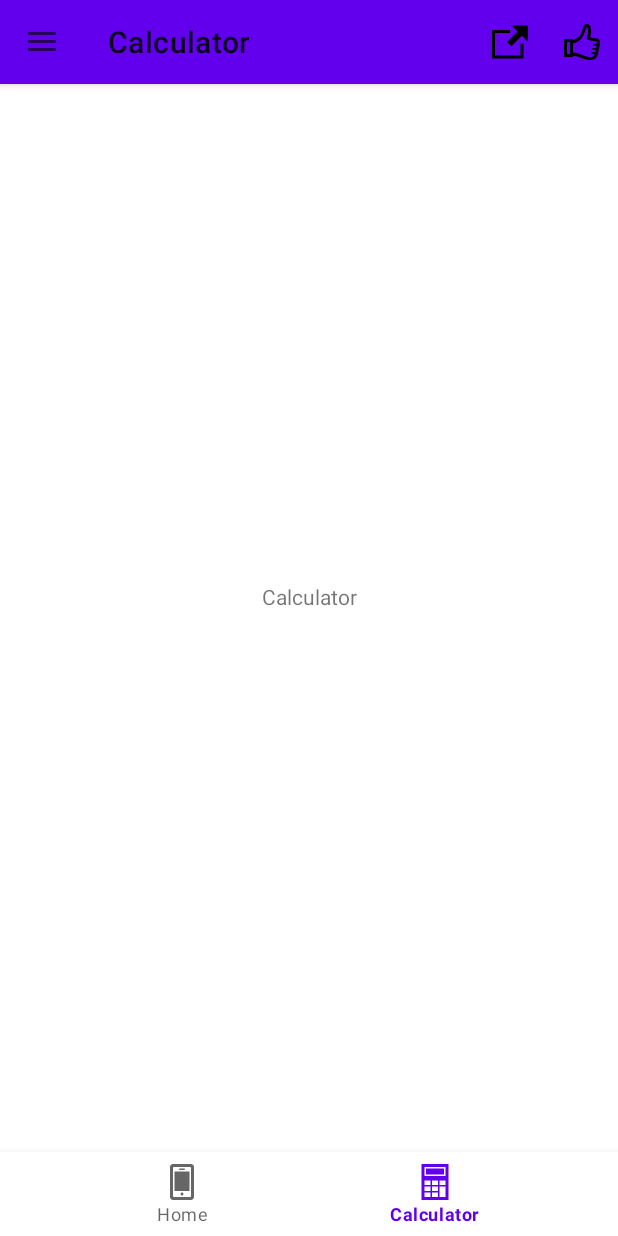
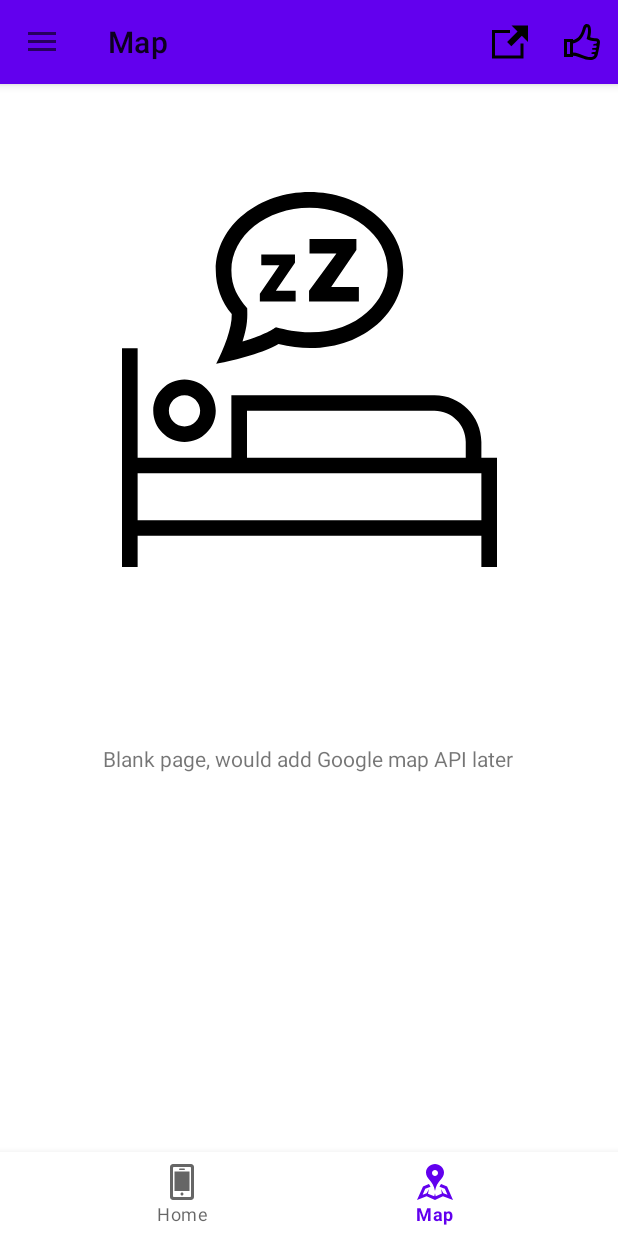
Before and after one commit to JerryFhuurr/PepaPig, an Android app: the screen it shows after launch (MainActivity), item 2 of the bottom bar chosen, on a phone screen of 412 x 824 dp. Run offline under Robolectric (Android 15) with nearby library versions, the phone set to English and light mode, and no system bars; our stand-ins replace navigation-ui.

Commit message:
add map(second page for bottom navbar) and add func for About

```diff
--- a/app/build.gradle
+++ b/app/build.gradle
@@ -1,5 +1,6 @@
 plugins {
     id 'com.android.application'
+    id 'com.google.android.libraries.mapsplatform.secrets-gradle-plugin'
 }
 
 android {
@@ -37,6 +38,7 @@ dependencies {
     implementation 'androidx.legacy:legacy-support-v4:1.0.0'
     implementation 'androidx.recyclerview:recyclerview:1.2.1'
     implementation 'androidx.preference:preference:1.1.1'
+    implementation 'com.google.android.gms:play-services-maps:17.0.1'
     testImplementation 'junit:junit:4.13.2'
     androidTestImplementation 'androidx.test.ext:junit:1.1.3'
     androidTestImplementation 'androidx.test.espresso:espresso-core:3.4.0'
--- a/app/src/main/AndroidManifest.xml
+++ b/app/src/main/AndroidManifest.xml
@@ -11,7 +11,8 @@
         android:theme="@style/Theme.PepaPig">
         <activity
             android:name=".MainActivity"
-            android:exported="true">
+            android:exported="true"
+            android:screenOrientation="portrait">
             <intent-filter>
                 <action android:name="android.intent.action.MAIN" />
 
--- a/app/src/main/java/com/and/pepapig/Calculator.java
+++ /dev/null
@@ -1,18 +0,0 @@
-package com.and.pepapig;
-
-import android.os.Bundle;
-import android.view.LayoutInflater;
-import android.view.View;
-import android.view.ViewGroup;
-
-import androidx.annotation.NonNull;
-import androidx.fragment.app.Fragment;
-
-public class Calculator extends Fragment {
-
-    public View onCreateView(@NonNull LayoutInflater inflater, ViewGroup container, Bundle savedInstanceState) {
-        return inflater.inflate(R.layout.activity_calculator, container, false);
-    }
-
-    //TODO 添加计算器功能代码
-}
--- a/app/src/main/java/com/and/pepapig/MainActivity.java
+++ b/app/src/main/java/com/and/pepapig/MainActivity.java
@@ -47,7 +47,7 @@ public class MainActivity extends AppCompatActivity {
         navController = Navigation.findNavController(this, R.id.nav_host_fragment);
         setSupportActionBar(toolbar);
 
-        configuration = new AppBarConfiguration.Builder(R.id.nav_home, R.id.nav_bottom_calPage)
+        configuration = new AppBarConfiguration.Builder(R.id.nav_home, R.id.nav_bottom_mapPage)
                 .setOpenableLayout(drawerLayout).build();
 
         NavigationUI.setupActionBarWithNavController(this, navController, configuration);
@@ -59,7 +59,7 @@ public class MainActivity extends AppCompatActivity {
     private void setBottomNavigationView() {
         navController.addOnDestinationChangedListener((controller, destination, arguments) -> {
             final int id = destination.getId();
-            if (id == R.id.nav_home || id == R.id.nav_bottom_calPage) {
+            if (id == R.id.nav_home || id == R.id.nav_bottom_mapPage) {
                 bottomNavigationView.setVisibility(View.VISIBLE);
             } else {
                 bottomNavigationView.setVisibility(View.GONE);
--- /dev/null
+++ b/app/src/main/java/com/and/pepapig/MapsFragment.java
@@ -0,0 +1,23 @@
+package com.and.pepapig;
+
+import android.os.Bundle;
+
+import androidx.fragment.app.Fragment;
+
+import android.view.LayoutInflater;
+import android.view.View;
+import android.view.ViewGroup;
+
+public class MapsFragment extends Fragment {
+
+    public MapsFragment() {
+        // Required empty public constructor
+    }
+
+    @Override
+    public View onCreateView(LayoutInflater inflater, ViewGroup container,
+                             Bundle savedInstanceState) {
+        // Inflate the layout for this fragment
+        return inflater.inflate(R.layout.fragment_maps, container, false);
+    }
+}
--- a/app/src/main/res/layout/activity_calculator.xml
+++ /dev/null
@@ -1,18 +0,0 @@
-<?xml version="1.0" encoding="utf-8"?>
-<androidx.constraintlayout.widget.ConstraintLayout xmlns:android="http://schemas.android.com/apk/res/android"
-    xmlns:app="http://schemas.android.com/apk/res-auto"
-    xmlns:tools="http://schemas.android.com/tools"
-    android:layout_width="match_parent"
-    android:layout_height="match_parent"
-    tools:context=".Calculator">
-
-    <TextView
-        android:id="@+id/textView2"
-        android:layout_width="wrap_content"
-        android:layout_height="wrap_content"
-        android:layout_marginTop="332dp"
-        android:text="Calculator"
-        app:layout_constraintEnd_toEndOf="parent"
-        app:layout_constraintStart_toStartOf="parent"
-        app:layout_constraintTop_toTopOf="parent" />
-</androidx.constraintlayout.widget.ConstraintLayout>
--- a/app/src/main/res/layout/fragment_about.xml
+++ b/app/src/main/res/layout/fragment_about.xml
@@ -11,9 +11,11 @@
         android:id="@+id/about_container"
         android:layout_width="match_parent"
         android:layout_height="match_parent">
+
         <ScrollView
             android:layout_width="match_parent"
             android:layout_height="match_parent">
+
             <androidx.constraintlayout.widget.ConstraintLayout
                 android:id="@+id/anchor_view"
                 android:layout_width="match_parent"
@@ -35,8 +37,8 @@
                     android:layout_width="wrap_content"
                     android:layout_height="wrap_content"
                     android:text="@string/about_my_email"
+                    android:textColor="@color/black"
                     android:textSize="25dp"
-                android:textColor="@color/black"
                     app:layout_constraintBottom_toBottomOf="parent"
                     app:layout_constraintEnd_toEndOf="parent"
                     app:layout_constraintHorizontal_bias="0.498"
@@ -49,8 +51,8 @@
                     android:layout_width="wrap_content"
                     android:layout_height="wrap_content"
                     android:text="@string/about_git_link"
+                    android:textColor="@color/black"
                     android:textSize="18dp"
-                android:textColor="@color/black"
                     app:layout_constraintBottom_toBottomOf="parent"
                     app:layout_constraintEnd_toEndOf="parent"
                     app:layout_constraintHorizontal_bias="0.498"
--- /dev/null
+++ b/app/src/main/res/layout/fragment_maps.xml
@@ -0,0 +1,36 @@
+<?xml version="1.0" encoding="utf-8"?>
+<FrameLayout xmlns:android="http://schemas.android.com/apk/res/android"
+    xmlns:app="http://schemas.android.com/apk/res-auto"
+    xmlns:tools="http://schemas.android.com/tools"
+    android:layout_width="match_parent"
+    android:layout_height="match_parent"
+    tools:context=".MapsFragment">
+
+    <androidx.constraintlayout.widget.ConstraintLayout
+        android:layout_width="match_parent"
+        android:layout_height="match_parent">
+
+        <ImageView
+            android:id="@+id/imageView2"
+            android:layout_width="319dp"
+            android:layout_height="250dp"
+            android:layout_marginTop="72dp"
+            android:src="@drawable/ic_iconmonstr_bed_6"
+            app:layout_constraintEnd_toEndOf="parent"
+            app:layout_constraintStart_toStartOf="parent"
+            app:layout_constraintTop_toTopOf="parent" />
+
+        <TextView
+            android:id="@+id/textView2"
+            android:layout_width="wrap_content"
+            android:layout_height="wrap_content"
+            android:text="@string/map_text"
+            app:layout_constraintBottom_toBottomOf="parent"
+            app:layout_constraintEnd_toEndOf="parent"
+            app:layout_constraintHorizontal_bias="0.496"
+            app:layout_constraintStart_toStartOf="parent"
+            app:layout_constraintTop_toBottomOf="@+id/imageView2"
+            app:layout_constraintVertical_bias="0.276" />
+    </androidx.constraintlayout.widget.ConstraintLayout>
+
+</FrameLayout>
--- a/app/src/main/res/menu/nav_bottom.xml
+++ b/app/src/main/res/menu/nav_bottom.xml
@@ -5,7 +5,7 @@
         android:icon="@drawable/ic_iconmonstr_smartphone_4"
         android:title="@string/menu_home" />
     <item
-        android:id="@+id/nav_bottom_calPage"
-        android:icon="@drawable/ic_iconmonstr_calculator_5"
-        android:title="@string/bottom_calculator" />
+        android:id="@+id/nav_bottom_mapPage"
+        android:icon="@drawable/ic_iconmonstr_map_8"
+        android:title="@string/bottom_map" />
 </menu>
--- a/app/src/main/res/navigation/nav_graph.xml
+++ b/app/src/main/res/navigation/nav_graph.xml
@@ -21,10 +21,10 @@
     </fragment>
 
     <fragment
-        android:id="@+id/nav_bottom_calPage"
-        android:name="com.and.pepapig.Calculator"
-        android:label="@string/calculator_fragment"
-        tools:layout="@layout/activity_calculator" />
+        android:id="@+id/nav_bottom_mapPage"
+        android:name="com.and.pepapig.MapsFragment"
+        android:label="@string/bottom_map"
+        tools:layout="@layout/fragment_maps" />
     <fragment
         android:id="@+id/nav_user"
         android:name="com.and.pepapig.User"
--- a/app/src/main/res/values-night/themes.xml
+++ b/app/src/main/res/values-night/themes.xml
@@ -13,4 +13,5 @@
         <item name="android:statusBarColor" tools:targetApi="l">?attr/colorPrimaryVariant</item>
         <!-- Customize your theme here. -->
     </style>
+
 </resources>
--- a/app/src/main/res/values/strings.xml
+++ b/app/src/main/res/values/strings.xml
@@ -31,11 +31,12 @@
     <string name="side_header_username">Pepa pig</string>
     <string name="side_header_email">demo@test.com</string>
     <!-- bottom menu -->
-    <string name="bottom_calculator">Calculator</string>
+    <string name="bottom_map">Map</string>
 
+    <!-- map -->
+    <string name="map_text">Blank page, would add Google map API later</string>
 
     <!-- article-->
-
     <string name="article_title">Demo article</string>
     <string name="article_back_top">Back top</string>
     <string name="next_page">Next page</string>
@@ -141,4 +142,6 @@
     <string name="about_snack1">Is it fun ?</string>
     <string name="about_snack2">FUN !</string>
     <string name="about_snack_toast">I made an easter egg somewhere, can you find it ??</string>
+    <string name="about_send_email">Oh, you want to send me an email :-) ?</string>
+    <string name="about_git_toast">Link copied to clipboard</string>
 </resources>
--- a/app/src/main/res/values/themes.xml
+++ b/app/src/main/res/values/themes.xml
@@ -13,4 +13,5 @@
         <item name="android:statusBarColor" tools:targetApi="l">?attr/colorPrimaryVariant</item>
         <!-- Customize your theme here. -->
     </style>
+
 </resources>
--- a/build.gradle
+++ b/build.gradle
@@ -2,6 +2,7 @@
 plugins {
     id 'com.android.application' version '7.1.2' apply false
     id 'com.android.library' version '7.1.2' apply false
+    id 'com.google.android.libraries.mapsplatform.secrets-gradle-plugin' version '2.0.0' apply false
 }
 
 task clean(type: Delete) {
```
Also changed, not shown: app/src/main/java/com/and/pepapig/About.java (+28 -1 lines), app/src/main/res/drawable/ic_iconmonstr_history.xml (added, +9 -0 lines), app/src/main/res/values/arrays.xml (deleted, +0 -12 lines), app/src/main/res/values/colors.xml (+6 -1 lines). Lines whose indentation alone changed are shown as unchanged.
